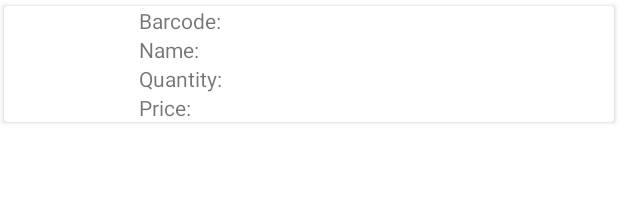
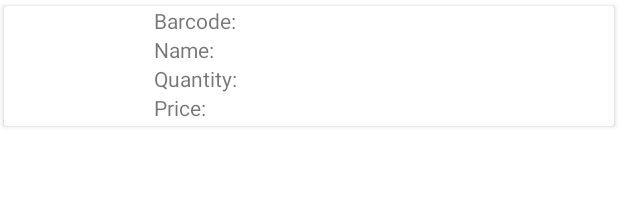
Before and after one commit to GhazanfarAteeb/QRCodeScanWithSQLiteAndRecyclerView, an Android app: the layout list_item_view.xml on its own in the app's theme, with its tools: preview values and no code run, on a phone screen of 412 x 824 dp. Shown: the top 216 px of the screen. Run offline under Robolectric (Android 15) with nearby library versions, the phone set to English and light mode, and no system bars.

Commit message:
Testing Recycler View

```diff
--- a/app/src/main/AndroidManifest.xml
+++ b/app/src/main/AndroidManifest.xml
@@ -1,7 +1,8 @@
 <?xml version="1.0" encoding="utf-8"?>
 <manifest xmlns:android="http://schemas.android.com/apk/res/android"
 	package="com.example.qrcodescanwithsqlitecrud">
-
+	<uses-permission android:name="android.permission.CAMERA"/>
+	<uses-permission android:name="android.permission.INTERNET" />
 	<application
 		android:allowBackup="true"
 		android:icon="@mipmap/ic_launcher"
--- a/app/src/main/java/com/example/qrcodescanwithsqlitecrud/ProductAdapter.java
+++ b/app/src/main/java/com/example/qrcodescanwithsqlitecrud/ProductAdapter.java
@@ -40,11 +40,13 @@ public class ProductAdapter extends RecyclerView.Adapter<ProductAdapter.ViewHold
         TextView price = holder.productPrice;
         ImageView image = holder.productImage;
 
-        Picasso.with(holder.productImage.getContext()).load(product.getProductImageURL()).into(image);
+        Picasso.with(holder.itemView.getContext()).load(product.getProductImageURL()).into(image);
+        Picasso.with(holder.itemView.getContext()).setLoggingEnabled(true);
         barcode.setText(Integer.toString(product.getProductID()));
         name.setText(product.getProductName());
         quantity.setText("1");
         price.setText(Double.toString(product.getProductPrice()));
+        setPosition(holder.getPosition());
 
     }
 
--- a/app/src/main/res/layout/list_item_view.xml
+++ b/app/src/main/res/layout/list_item_view.xml
@@ -15,8 +15,8 @@
 			android:orientation="horizontal">
 			<ImageView
 				android:layout_gravity="center"
-				android:layout_width="70sp"
-				android:layout_height="70sp"
+				android:layout_width="80sp"
+				android:layout_height="80sp"
 				android:src="@null"
 				android:contentDescription="@null"
 				android:layout_marginStart="10sp"
@@ -34,7 +34,7 @@
 					android:layout_width="wrap_content"
 					android:layout_height="wrap_content"
 					android:text="@string/barcode"
-					android:layout_marginStart="90sp"
+					android:layout_marginStart="100sp"
 					/>
 				<TextView
 					android:layout_width="wrap_content"
@@ -51,7 +51,7 @@
 					android:layout_width="wrap_content"
 					android:layout_height="wrap_content"
 					android:text="@string/name"
-					android:layout_marginStart="90sp"
+					android:layout_marginStart="100sp"
 					/>
 				<TextView
 					android:layout_width="wrap_content"
@@ -68,7 +68,7 @@
 					android:layout_width="wrap_content"
 					android:layout_height="wrap_content"
 					android:text="@string/quantity"
-					android:layout_marginStart="90sp"
+					android:layout_marginStart="100sp"
 					/>
 				<TextView
 					android:layout_width="wrap_content"
@@ -85,7 +85,7 @@
 					android:layout_width="wrap_content"
 					android:layout_height="wrap_content"
 					android:text="@string/price"
-					android:layout_marginStart="90sp"
+					android:layout_marginStart="100sp"
 					/>
 				<TextView
 					android:layout_width="wrap_content"
```
Also changed, not shown: app/src/main/java/com/example/qrcodescanwithsqlitecrud/MainActivity.java (+40 -0 lines), app/src/main/java/com/example/qrcodescanwithsqlitecrud/Product.java (+9 -0 lines).
